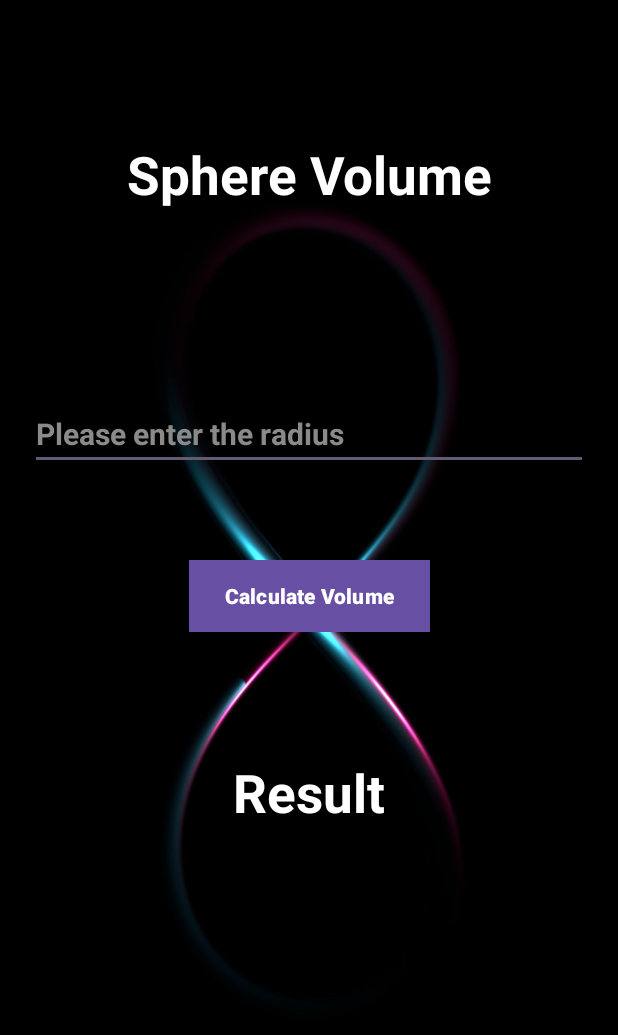
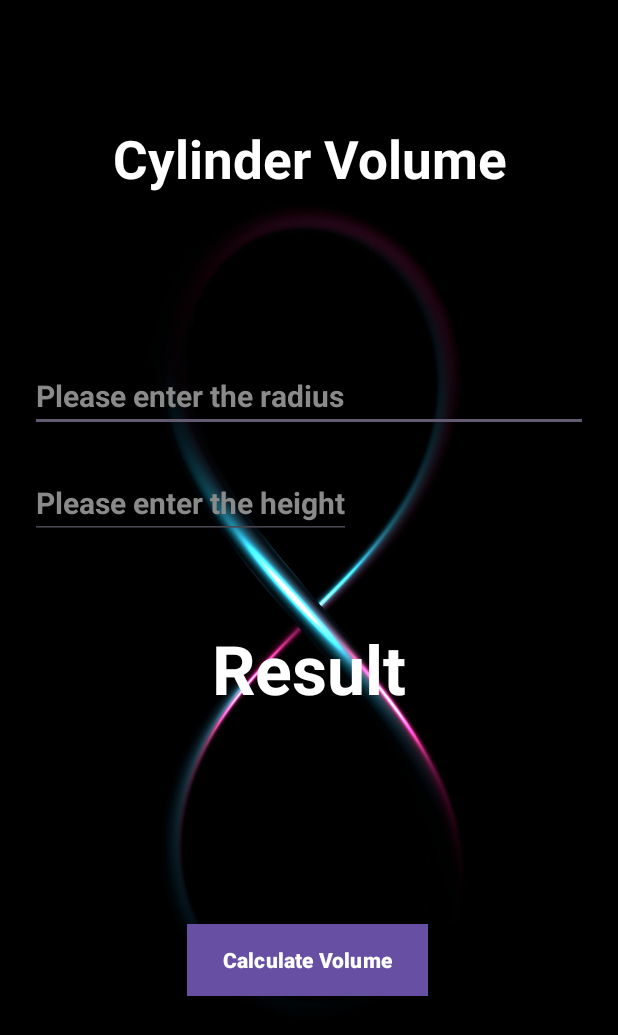
Before and after one commit to surajpsk12/VolumeAreaApp, an Android app: the screen it shows after launch (sphere before the commit, CylinderActivity after it), after a tap on "Cylinder", on a phone screen of 412 x 824 dp. Shown: the top 1035 px of the screen. Run offline under Robolectric (Android 15) with nearby library versions, the phone set to English and light mode, and no system bars.

Commit message:
added functionalities to  cylinder shape on click events

```diff
--- a/app/src/main/AndroidManifest.xml
+++ b/app/src/main/AndroidManifest.xml
@@ -15,6 +15,7 @@
         <activity
             android:name=".sphere"
             android:exported="false" />
+        <activity android:name=".CylinderActivity" />
         <activity
             android:name=".MainActivity"
             android:exported="true">
--- /dev/null
+++ b/app/src/main/java/com/surajvanshsv/volumeareaapp/CylinderActivity.java
@@ -0,0 +1,53 @@
+package com.surajvanshsv.volumeareaapp;
+
+import android.os.Bundle;
+import android.view.View;
+import android.widget.Button;
+import android.widget.EditText;
+import android.widget.TextView;
+
+import androidx.activity.EdgeToEdge;
+import androidx.appcompat.app.AppCompatActivity;
+import androidx.core.graphics.Insets;
+import androidx.core.view.ViewCompat;
+import androidx.core.view.WindowInsetsCompat;
+
+public class CylinderActivity extends AppCompatActivity {
+    TextView title, result;
+    EditText cylinder_radius,cylinder_height;
+    Button btn;
+
+    @Override
+    protected void onCreate(Bundle savedInstanceState) {
+        super.onCreate(savedInstanceState);
+        EdgeToEdge.enable(this);
+        setContentView(R.layout.cylineractivity);
+        cylinder_radius = findViewById(R.id.editText_cylinder_radius);
+        cylinder_height = findViewById(R.id.editText_cylinder_height);
+        title = findViewById(R.id.textView2);
+        result = findViewById(R.id.textView3);
+        btn = findViewById(R.id.btn1);
+
+        btn.setOnClickListener(new View.OnClickListener() {
+            @Override
+            public void onClick(View view) {
+                String radius = cylinder_radius.getText().toString();
+                String height = cylinder_height.getText().toString();
+
+                int r = Integer.parseInt(radius);
+                int h = Integer.parseInt(height);
+
+                double volume = 3.141519 * r*r * h ;
+                result.setText("V = "+volume + " m^3");
+            }
+        });
+
+
+        ViewCompat.setOnApplyWindowInsetsListener(findViewById(R.id.main), (v, insets) -> {
+            Insets systemBars = insets.getInsets(WindowInsetsCompat.Type.systemBars());
+            v.setPadding(systemBars.left, systemBars.top, systemBars.right, systemBars.bottom);
+            return insets;
+        });
+    }
+
+}
--- a/app/src/main/java/com/surajvanshsv/volumeareaapp/MainActivity.java
+++ b/app/src/main/java/com/surajvanshsv/volumeareaapp/MainActivity.java
@@ -49,8 +49,26 @@ public class MainActivity extends AppCompatActivity {
         gridView.setOnItemClickListener(new AdapterView.OnItemClickListener() {
             @Override
             public void onItemClick(AdapterView<?> adapterView, View view, int i, long l) {
-                Intent in = new Intent(getApplicationContext(), sphere.class);
-                startActivity(in);
+                Intent intent;
+
+                switch (i) {
+                    case 0:
+                        intent = new Intent(getApplicationContext(), sphere.class);
+                        break;
+                    case 1:
+                        intent = new Intent(getApplicationContext(), CylinderActivity.class);
+                        break;
+//                    case 2:
+//                        intent = new Intent(getApplicationContext(), CubeActivity.class);
+//                        break;
+//                    case 3:
+//                        intent = new Intent(getApplicationContext(), PrismActivity.class);
+//                        break;
+                    default:
+                        return;
+                }
+
+                startActivity(intent);
             }
         });
 
--- /dev/null
+++ b/app/src/main/res/layout/cylineractivity.xml
@@ -0,0 +1,88 @@
+<?xml version="1.0" encoding="utf-8"?>
+<androidx.constraintlayout.widget.ConstraintLayout xmlns:android="http://schemas.android.com/apk/res/android"
+    xmlns:app="http://schemas.android.com/apk/res-auto"
+    xmlns:tools="http://schemas.android.com/tools"
+    android:id="@+id/main"
+    android:layout_width="match_parent"
+    android:layout_height="match_parent"
+    android:background="@drawable/back2"
+    tools:context=".CylinderActivity">
+
+
+    <TextView
+        android:id="@+id/textView2"
+        android:layout_width="0dp"
+        android:layout_height="wrap_content"
+        android:layout_marginTop="82dp"
+        android:gravity="center"
+        android:text="Cylinder Volume"
+        android:textColor="@color/white"
+        android:textSize="35dp"
+        android:textStyle="bold"
+        app:layout_constraintEnd_toEndOf="parent"
+        app:layout_constraintStart_toStartOf="parent"
+        app:layout_constraintTop_toTopOf="parent" />
+
+    <EditText
+        android:id="@+id/editText_cylinder_radius"
+        android:layout_width="0dp"
+        android:layout_height="wrap_content"
+
+        android:layout_marginStart="20dp"
+        android:layout_marginTop="240dp"
+        android:layout_marginEnd="20dp"
+        android:hint="Please enter the radius"
+        android:textColorHint="#8A8A8A"
+        android:textSize="20dp"
+        android:textStyle="bold"
+        app:layout_constraintEnd_toEndOf="parent"
+        app:layout_constraintStart_toStartOf="parent"
+        app:layout_constraintTop_toTopOf="parent" />
+
+    <EditText
+        android:id="@+id/editText_cylinder_height"
+        android:layout_width="0dp"
+        android:layout_height="wrap_content"
+
+        android:layout_marginStart="20dp"
+        android:layout_marginTop="23dp"
+        android:hint="Please enter the height"
+        android:textColorHint="#8A8A8A"
+        android:textSize="20dp"
+        android:textStyle="bold"
+        app:layout_constraintStart_toStartOf="parent"
+        app:layout_constraintTop_toBottomOf="@+id/editText_cylinder_radius" />
+
+    <TextView
+        android:id="@+id/textView3"
+        android:layout_width="0dp"
+        android:layout_height="wrap_content"
+        android:layout_marginStart="20dp"
+        android:layout_marginTop="56dp"
+        android:layout_marginEnd="20dp"
+        android:gravity="center"
+        android:text="Result"
+        android:textColor="@color/white"
+        android:textSize="45dp"
+        android:textStyle="bold"
+        app:layout_constraintEnd_toEndOf="parent"
+        app:layout_constraintHorizontal_bias="1.0"
+        app:layout_constraintStart_toStartOf="parent"
+        app:layout_constraintTop_toBottomOf="@+id/editText_cylinder_height" />
+
+    <Button
+        android:id="@+id/btn1"
+        android:layout_width="wrap_content"
+        android:layout_height="wrap_content"
+        android:layout_marginBottom="160dp"
+        android:background="#FF5722"
+        android:text="Calculate Volume"
+        android:textColor="@color/white"
+        android:textStyle="bold"
+        app:layout_constraintBottom_toBottomOf="parent"
+        app:layout_constraintEnd_toEndOf="parent"
+        app:layout_constraintHorizontal_bias="0.497"
+        app:layout_constraintStart_toStartOf="parent" />
+
+
+</androidx.constraintlayout.widget.ConstraintLayout>
```
